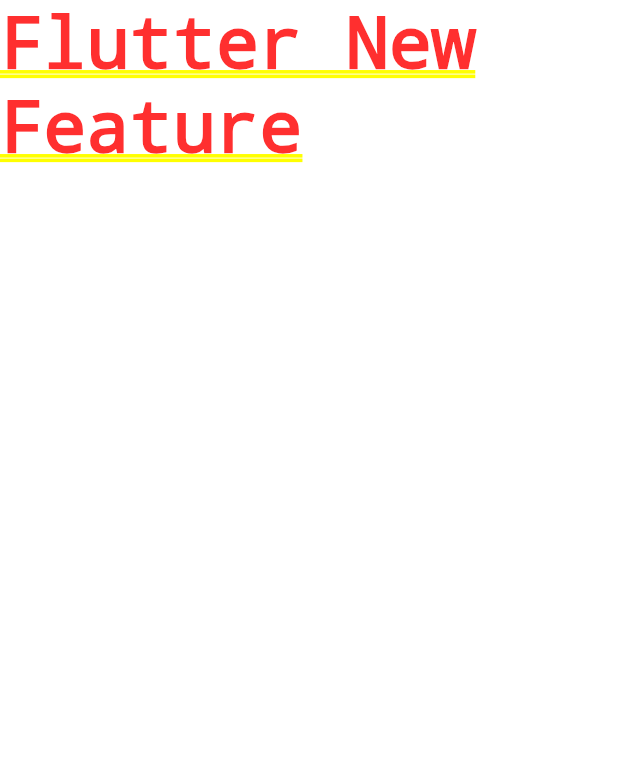
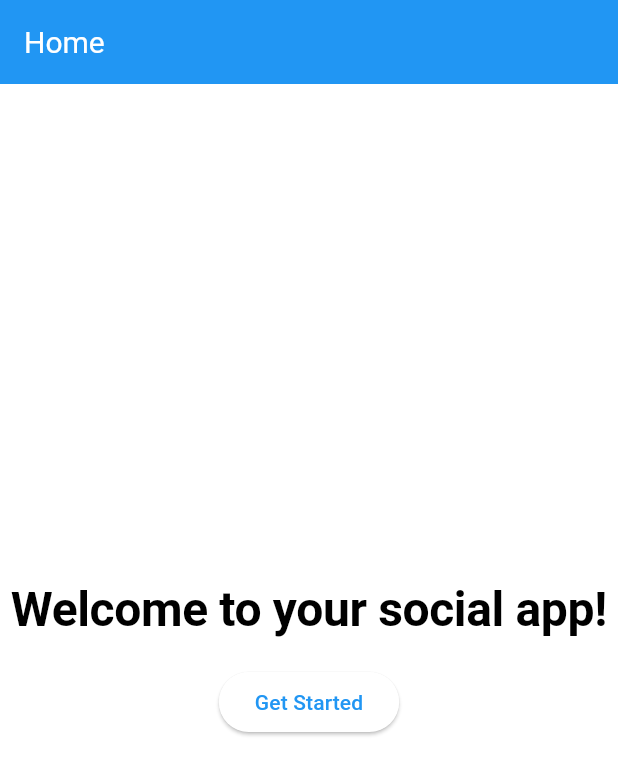
Before and after one commit to Mariamashraf45/Social-App, a Flutter app: the screen it shows after launch, on a phone screen of 412 x 824 dp. Shown: the top 775 px of the screen. Run offline on Flutter 3.47's test engine with Material 3 defaults, Android fonts, the phone set to English and light mode, and no system bars.

Commit message:
update 1

```diff
--- a/lib/main.dart
+++ b/lib/main.dart
@@ -1,11 +1,8 @@
-
 import 'package:fire/global/app_them.dart';
 import 'package:flutter/material.dart';
-import 'package:firebase_storage/firebase_storage.dart';
-Future<void> main() async {
-  WidgetsFlutterBinding.ensureInitialized();
 
 
+void main() {
   runApp(MyApp());
 }
 
@@ -13,9 +10,37 @@ class MyApp extends StatelessWidget {
   @override
   Widget build(BuildContext context) {
     return MaterialApp(
-      title: 'Flutter Login Screen',
+      title: 'Social App',
       theme: appTheme,
-      home:Text('Flutter New Feature') ,
+      home: MyHomePage(),
+      debugShowCheckedModeBanner: false,
     );
   }
 }
+
+class MyHomePage extends StatelessWidget {
+  @override
+  Widget build(BuildContext context) {
+    return Scaffold(
+      appBar: AppBar(
+        title: Text('Home'),
+      ),
+      body: Center(
+        child: Column(
+          mainAxisAlignment: MainAxisAlignment.center,
+          children: <Widget>[
+            Text(
+              'Welcome to your social app!',
+              style: Theme.of(context).textTheme.displayLarge,
+            ),
+            SizedBox(height: 20),
+            ElevatedButton(
+              onPressed: () {},
+              child: Text('Get Started'),
+            ),
+          ],
+        ),
+      ),
+    );
+  }
+}
```
